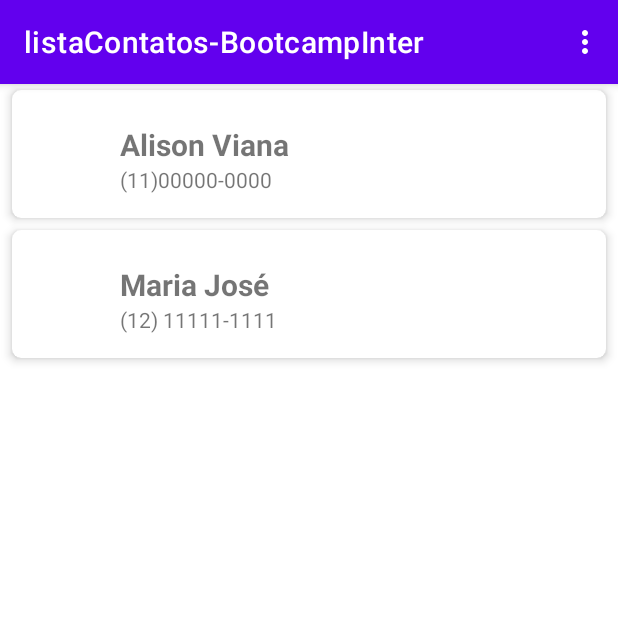
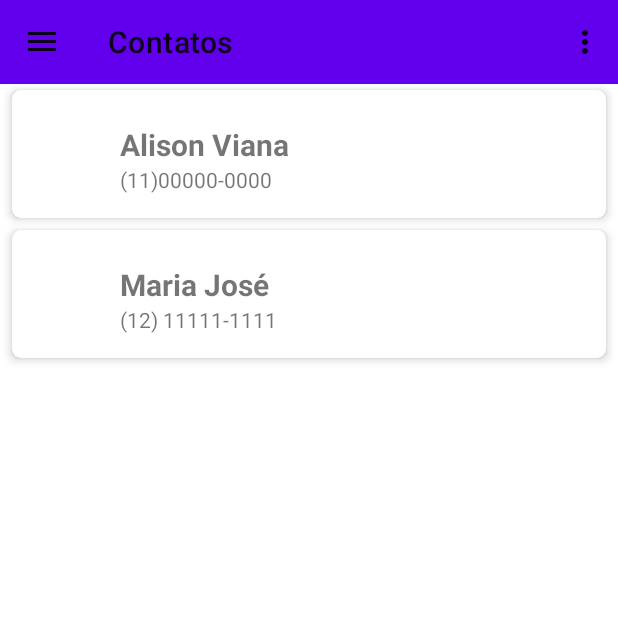
Before and after one commit to alisonViana/lista-contatos-bootcampInter, an Android app: the screen it shows after launch (MainActivity), on a phone screen of 412 x 824 dp, the top half of it. Run offline under Robolectric (Android 15) with nearby library versions, the phone set to English and light mode, and no system bars.

Commit message:
created drawer menu

```diff
--- a/app/src/main/java/br/com/bootcampinter/MainActivity.kt
+++ b/app/src/main/java/br/com/bootcampinter/MainActivity.kt
@@ -2,13 +2,17 @@ package br.com.bootcampinter
 
 import androidx.appcompat.app.AppCompatActivity
 import android.os.Bundle
-import android.os.Message
 import android.view.Menu
 import android.view.MenuInflater
 import android.view.MenuItem
+import android.view.View
 import android.widget.Toast
+import androidx.appcompat.app.ActionBarDrawerToggle
+import androidx.appcompat.widget.Toolbar
+import androidx.drawerlayout.widget.DrawerLayout
 import androidx.recyclerview.widget.LinearLayoutManager
 import androidx.recyclerview.widget.RecyclerView
+import com.google.android.material.navigation.NavigationView
 
 class MainActivity : AppCompatActivity() {
     /**
@@ -22,10 +26,47 @@ class MainActivity : AppCompatActivity() {
 
     override fun onCreate(savedInstanceState: Bundle?) {
         super.onCreate(savedInstanceState)
-        setContentView(R.layout.activity_main)
+        setContentView(R.layout.drawer_menu)
 
+        initDrawer()
+        setNavegationViewListener()
         bindViews()
         updateList()
+    }
+
+    private fun setNavegationViewListener() {
+        val navView = findViewById<NavigationView>(R.id.nav_view)
+        navView.setNavigationItemSelectedListener{ item ->
+            when(item.itemId){
+                R.id.item_menu_1 -> {
+                    showToast("MENU 1")
+                    true
+                }
+                R.id.item_menu_2 -> {
+                    showToast("MENU 2")
+                    true
+                }
+                else -> {
+                    false
+                }
+            }
+        }
+    }
+
+
+    private fun initDrawer() {
+        val drawerLayout = findViewById<View>(R.id.drawer_layout) as DrawerLayout
+        val toolbar = findViewById<Toolbar>(R.id.toolbar)
+        setSupportActionBar(toolbar)
+
+        val toggle = ActionBarDrawerToggle(this, drawerLayout, toolbar, R.string.open_drawer, R.string.close_drawer)
+        drawerLayout.addDrawerListener(toggle)
+        toggle.syncState()
+    }
+
+    override fun onBackPressed() {
+        super.onBackPressed()
+
     }
 
     private fun bindViews() {
@@ -57,11 +98,11 @@ class MainActivity : AppCompatActivity() {
 
     override fun onOptionsItemSelected(item: MenuItem): Boolean {
         return when (item.itemId) {
-            R.id.item_meu_1 -> {
+            R.id.item_menu_1 -> {
                 showToast("Selecionado o item 1")
                 return true
             }
-            R.id.item_meu_2 -> {
+            R.id.item_menu_2 -> {
                 showToast("Selecionado o item 2")
                 return true
             }
--- a/app/src/main/res/layout/activity_main.xml
+++ b/app/src/main/res/layout/activity_main.xml
@@ -1,16 +1,25 @@
 <?xml version="1.0" encoding="utf-8"?>
 <androidx.constraintlayout.widget.ConstraintLayout xmlns:android="http://schemas.android.com/apk/res/android"
     xmlns:app="http://schemas.android.com/apk/res-auto"
-    xmlns:tools="http://schemas.android.com/tools"
     android:layout_width="match_parent"
-    android:layout_height="match_parent"
-    tools:context=".MainActivity">
+    android:layout_height="match_parent">
+
+    <androidx.appcompat.widget.Toolbar
+        android:id="@+id/toolbar"
+        android:layout_width="match_parent"
+        android:layout_height="?attr/actionBarSize"
+        android:background="?attr/colorPrimary"
+        app:title="@string/app_name"
+        app:theme="@style/ThemeOverlay.MaterialComponents.ActionBar"
+        app:layout_constraintTop_toTopOf="parent"
+        app:layout_constraintStart_toStartOf="parent"
+        app:layout_constraintEnd_toEndOf="parent"/>
 
     <androidx.recyclerview.widget.RecyclerView
         android:id="@+id/rv_list"
         android:layout_height="0dp"
         android:layout_width="0dp"
-        app:layout_constraintTop_toTopOf="parent"
+        app:layout_constraintTop_toBottomOf="@id/toolbar"
         app:layout_constraintBottom_toBottomOf="parent"
         app:layout_constraintStart_toStartOf="parent"
         app:layout_constraintEnd_toEndOf="parent" />
--- /dev/null
+++ b/app/src/main/res/layout/drawer_menu.xml
@@ -0,0 +1,20 @@
+<?xml version="1.0" encoding="utf-8"?>
+<androidx.drawerlayout.widget.DrawerLayout xmlns:android="http://schemas.android.com/apk/res/android"
+    android:id="@+id/drawer_layout"
+    android:layout_width="match_parent"
+    android:layout_height="match_parent"
+    xmlns:app="http://schemas.android.com/apk/res-auto"
+    xmlns:tools="http://schemas.android.com/tools"
+    tools:openDrawer="start">
+
+    <include
+        layout="@layout/activity_main" />
+
+    <com.google.android.material.navigation.NavigationView
+        android:id="@+id/nav_view"
+        android:layout_width="match_parent"
+        android:layout_height="match_parent"
+        android:layout_gravity="start"
+        app:menu="@menu/menu"/>
+
+</androidx.drawerlayout.widget.DrawerLayout>
--- a/app/src/main/res/menu/menu.xml
+++ b/app/src/main/res/menu/menu.xml
@@ -1,9 +1,9 @@
 <?xml version="1.0" encoding="utf-8"?>
 <menu xmlns:android="http://schemas.android.com/apk/res/android">
 
-    <item android:id="@+id/item_meu_1"
+    <item android:id="@+id/item_menu_1"
         android:title="@string/menu_1" />
 
-    <item android:id="@+id/item_meu_2"
+    <item android:id="@+id/item_menu_2"
         android:title="@string/menu_2"/>
 </menu>
--- a/app/src/main/res/values-night/themes.xml
+++ b/app/src/main/res/values-night/themes.xml
@@ -1,6 +1,6 @@
 <resources xmlns:tools="http://schemas.android.com/tools">
     <!-- Base application theme. -->
-    <style name="Theme.ListaContatosBootcampInter" parent="Theme.MaterialComponents.DayNight.DarkActionBar">
+    <style name="Theme.ListaContatosBootcampInter" parent="Theme.MaterialComponents.DayNight.NoActionBar">
         <!-- Primary brand color. -->
         <item name="colorPrimary">@color/purple_200</item>
         <item name="colorPrimaryVariant">@color/purple_700</item>
--- a/app/src/main/res/values/strings.xml
+++ b/app/src/main/res/values/strings.xml
@@ -1,7 +1,10 @@
 <resources>
-    <string name="app_name">listaContatos-BootcampInter</string>
+    <string name="app_name">Contatos</string>
     <string name="iv_photo_content_description">Imagem do Contato</string>
 
     <string name="menu_1">Menu 1</string>
     <string name="menu_2">Menu 2</string>
+
+    <string name="open_drawer">Abrir</string>
+    <string name="close_drawer">Fechar</string>
 </resources>
--- a/app/src/main/res/values/themes.xml
+++ b/app/src/main/res/values/themes.xml
@@ -1,6 +1,6 @@
 <resources xmlns:tools="http://schemas.android.com/tools">
     <!-- Base application theme. -->
-    <style name="Theme.ListaContatosBootcampInter" parent="Theme.MaterialComponents.DayNight.DarkActionBar">
+    <style name="Theme.ListaContatosBootcampInter" parent="Theme.MaterialComponents.DayNight.NoActionBar">
         <!-- Primary brand color. -->
         <item name="colorPrimary">@color/purple_500</item>
         <item name="colorPrimaryVariant">@color/purple_700</item>
```
